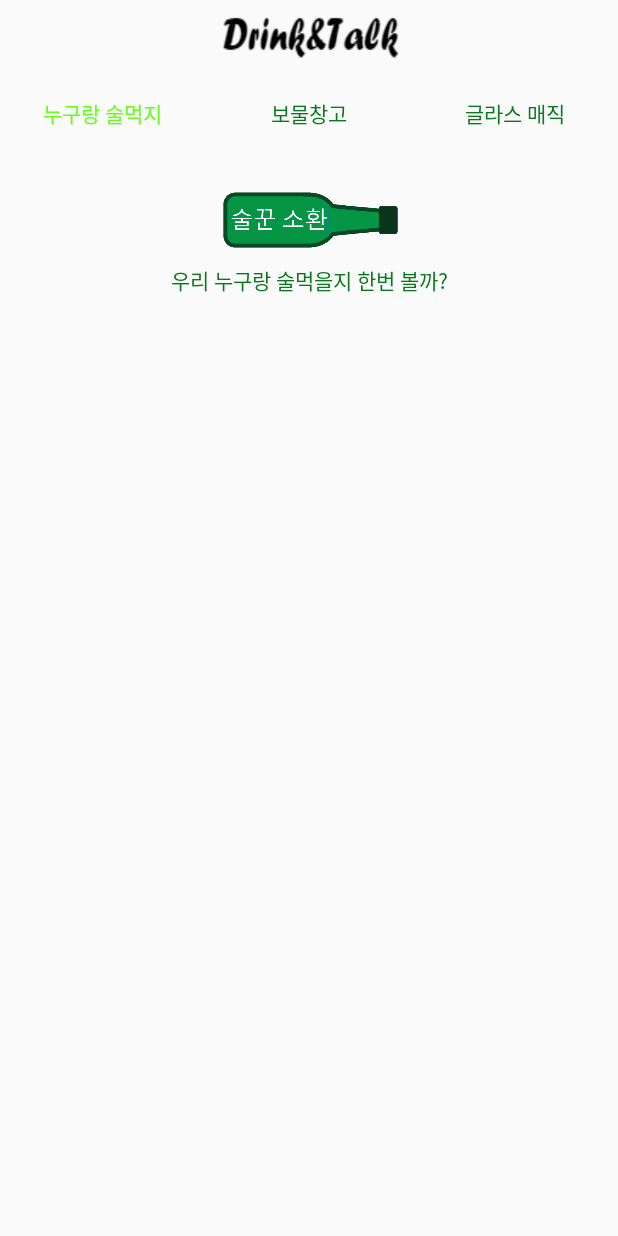
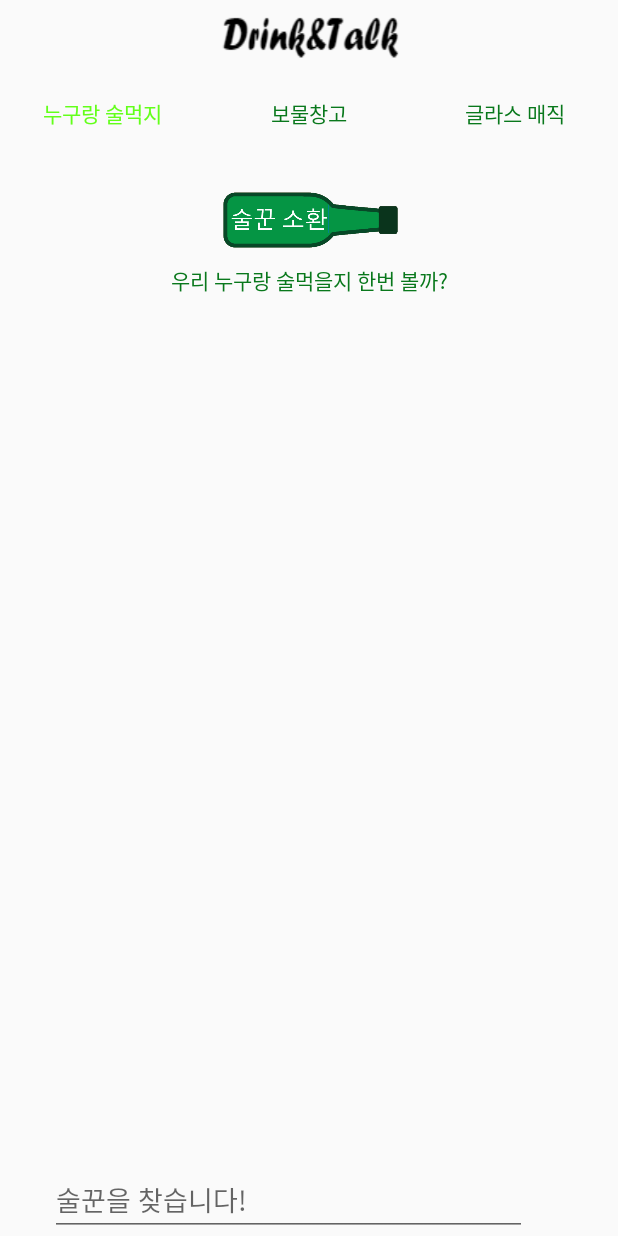
Before and after one commit to jjangjamin/WeekOne, an Android app: the screen it shows after launch (MainActivity), after a tap on an icon or button, on a phone screen of 412 x 824 dp. Run offline under Robolectric (Android 15) with nearby library versions, the phone set to English and light mode, and no system bars; pictures from the network do not load; 1 statement that could not run was skipped.

Commit message:
퍼미션 버그 수정

```diff
--- a/app/src/main/java/com/example/q/example/ContactsFragment.java
+++ b/app/src/main/java/com/example/q/example/ContactsFragment.java
@@ -1,23 +1,30 @@
 package com.example.q.example;
 
+import android.Manifest;
 import android.app.AlertDialog;
 import android.content.ClipData;
 import android.content.ContentResolver;
 import android.content.Context;
 import android.content.DialogInterface;
 import android.content.Intent;
+import android.content.pm.PackageManager;
 import android.database.Cursor;
 import android.net.Uri;
 import android.os.Bundle;
 import android.provider.ContactsContract;
+import android.support.v4.app.ActivityCompat;
 import android.support.v4.app.Fragment;
+import android.support.v4.content.ContextCompat;
 import android.telephony.SmsManager;
+import android.text.Editable;
+import android.text.TextWatcher;
 import android.view.LayoutInflater;
 import android.view.View;
 import android.view.ViewGroup;
 import android.widget.AdapterView;
 import android.widget.ArrayAdapter;
 import android.widget.Button;
+import android.widget.EditText;
 import android.widget.ListView;
 import android.widget.RelativeLayout;
 import android.widget.SimpleCursorAdapter;
@@ -97,6 +104,8 @@ public class ContactsFragment extends Fragment{
     ArrayAdapter<String> arrayAdapter;
     Cursor cursor;
     String name, phonenumber;
+    EditText editSearch;
+    SearchAdapter searchadapter;
     public static final int RequestPermissionCode = 1;
 
     @Override
@@ -109,24 +118,60 @@ public class ContactsFragment extends Fragment{
         loadContacts = (Button) v.findViewById(R.id.button);
         StoreContacts = new ArrayList<String>();
         StoreContacts2 = new ArrayList<String>();
-
+     /*   editSearch = (EditText) v.findViewById(R.id.searchcontacts);
+        searchadapter = new SearchAdapter(StoreContacts.this);
+        listviewContact.setAdapter(searchadapter);
+*/
         loadContacts.setOnClickListener(new View.OnClickListener() {
             @Override
             public void onClick(View view) {
+                if(ContextCompat.checkSelfPermission(getActivity(), Manifest.permission.READ_CONTACTS)== PackageManager.PERMISSION_GRANTED){
                     GetContactsIntoArrayList();
                     listviewContact.setAdapter(new ArrayAdapter<String>(getActivity().getApplicationContext(),
                             R.layout.contact_items_listview, R.id.textView, StoreContacts));
                     loadContacts.setEnabled(false);
 
                 }
+                else{
+                    if(shouldShowRequestPermissionRationale(Manifest.permission.READ_CONTACTS)){
+                        Toast.makeText(getActivity().getApplicationContext(), "Permission Needed.", Toast.LENGTH_LONG).show();
+                    }
+                    requestPermissions(new String[]{Manifest.permission.READ_CONTACTS}, 123);
+                }
+
+            }
         });
+        /*
+        editSearch.addTextChangedListener(new TextWatcher() {
+            @Override
+            public void beforeTextChanged(CharSequence charSequence, int i, int i1, int i2) {
+
+            }
+
+            @Override
+            public void onTextChanged(CharSequence charSequence, int i, int i1, int i2) {
+
+            }
+
+            @Override
+            public void afterTextChanged(Editable editable) {
+                String text = editSearch.getText().toString();
+                search(text);
+            }
+
+            private void search(String text) {
+                listviewContact.clear();
+            }
+        });
+*/
 
         listviewContact.setOnItemClickListener(new AdapterView.OnItemClickListener() {
             @Override
             public void onItemClick(AdapterView<?>parent, View v, final int position, long id) {
+                if (checkandRequestPermissions()) {
                     final String friend = (StoreContacts.get(position).replaceAll("[0-9]", "").replaceAll(" ", "").replaceAll(new String(Character.toChars(0x1F92A)), "")
                             .replaceAll(new String(Character.toChars(0x1F37B)), "").replaceAll(new String(Character.toChars(0x1F4DE)), ""));
-                        new AlertDialog.Builder(getActivity()).setTitle("전화 콜!").setMessage(friend + " 한테 술 먹자고 연락해봐요?").setIcon(android.R.drawable.ic_dialog_alert)
+                    new AlertDialog.Builder(getActivity()).setTitle("전화 콜!").setMessage(friend + " 한테 술 먹자고 연락해봐요?").setIcon(android.R.drawable.ic_dialog_dialer)
                             .setPositiveButton("전화걸기", new DialogInterface.OnClickListener() {
                                 @Override
                                 public void onClick(DialogInterface dialogInterface, int i) {
@@ -171,9 +216,31 @@ public class ContactsFragment extends Fragment{
                             })
                             .setNeutralButton("취소", null).show();
                 }
+            }
         });
         return v;
 
+    }
+
+    public boolean checkandRequestPermissions(){
+        int permissionSendMessage = ContextCompat.checkSelfPermission(getActivity(), Manifest.permission.SEND_SMS);
+        int permissioncallPhone = ContextCompat.checkSelfPermission(getActivity(), Manifest.permission.CALL_PHONE);
+        int permissionReceiveMessage = ContextCompat.checkSelfPermission(getActivity(), Manifest.permission.RECEIVE_SMS);
+        List<String> listPermissionNeeded = new ArrayList<>();
+        if (permissioncallPhone != PackageManager.PERMISSION_GRANTED) {
+            listPermissionNeeded.add(Manifest.permission.CALL_PHONE);
+        }
+        if (permissionSendMessage != PackageManager.PERMISSION_GRANTED){
+            listPermissionNeeded.add(Manifest.permission.SEND_SMS);
+        }
+        if (permissionReceiveMessage != PackageManager.PERMISSION_GRANTED){
+            listPermissionNeeded.add(Manifest.permission.RECEIVE_SMS);
+        }
+        if (!listPermissionNeeded.isEmpty()) {
+            ActivityCompat.requestPermissions(getActivity(), listPermissionNeeded.toArray(new String[listPermissionNeeded.size()]), 1);
+            return false;
+        }
+        return true;
     }
 
     public void GetContactsIntoArrayList() {
--- a/app/src/main/res/layout/fragment_contacts.xml
+++ b/app/src/main/res/layout/fragment_contacts.xml
@@ -28,15 +28,24 @@
     <ListView
         android:id="@+id/listviewContacts"
         android:layout_width="318dp"
-        android:layout_height="398dp"
+        android:layout_height="418dp"
+        android:layout_alignParentBottom="true"
+        android:layout_below="@id/listContacts"
+        android:layout_centerHorizontal="true"
+        android:layout_marginBottom="52dp"
         android:layout_marginTop="10dp"
         android:divider="@color/colorTransparent"
-        android:dividerHeight="6dp"
-        android:layout_below="@id/listContacts"
-        android:layout_alignParentBottom="true"
-        android:layout_centerHorizontal="true">
+        android:dividerHeight="6dp">
 
     </ListView>
 
+    <EditText
+        android:id="@+id/searchcontacts"
+        android:layout_width="318dp"
+        android:layout_height="wrap_content"
+        android:layout_alignParentBottom="true"
+        android:layout_alignParentStart="true"
+        android:layout_marginStart="33dp"
+        android:hint="술꾼을 찾습니다!" />
 
 </RelativeLayout>
```
Also changed, not shown: app/src/main/java/com/example/q/example/SearchAdapter.java (added, +65 -0 lines). Lines whose indentation alone changed are shown as unchanged.
